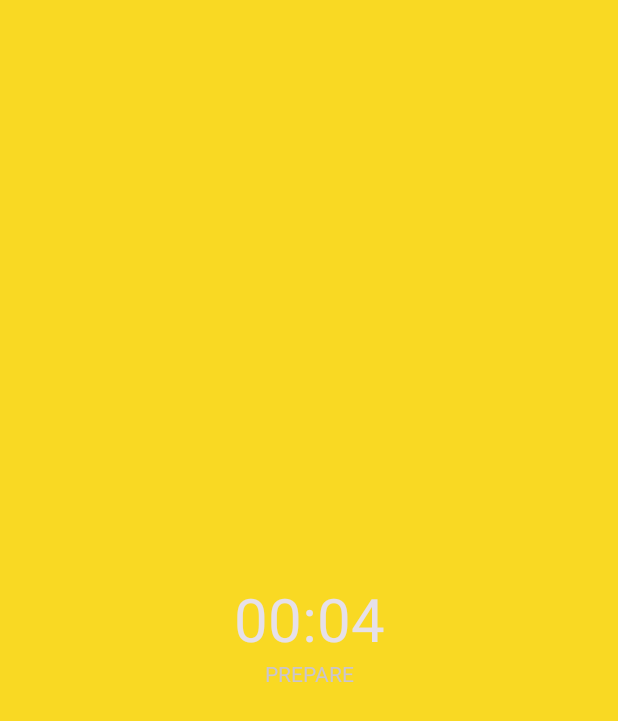
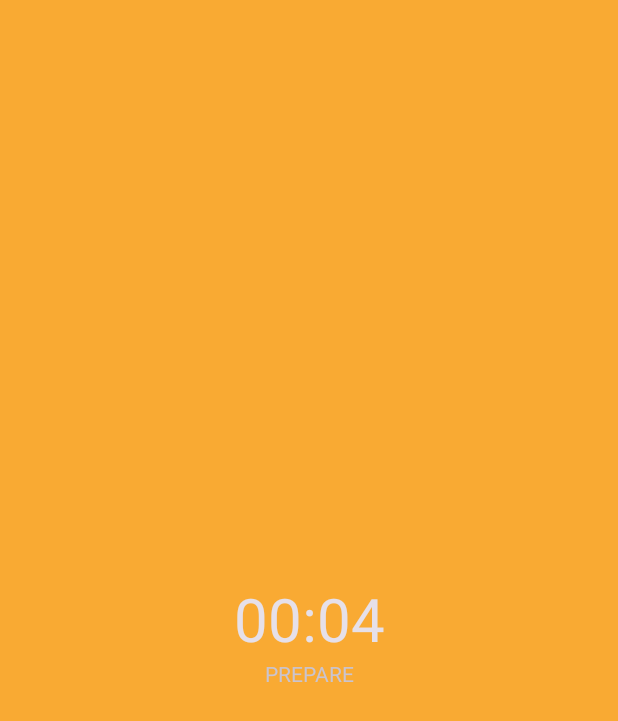
Before and after one commit to lucianosantosdev/IntervalTimer, an Android app: the fragment TimerRunningFragment placed in its activity, on a phone screen of 412 x 824 dp. Shown: the top 721 px of the screen. Run offline under Robolectric (Android 15) with nearby library versions, the phone set to English and light mode, and no system bars; plain views replace BoxInsetLayout; 2 statements that could not run were skipped.

Commit message:
Improve UI

```diff
--- a/wear/src/main/java/dev/lucianosantos/intervaltimer/SetupTimeRestFragment.kt
+++ b/wear/src/main/java/dev/lucianosantos/intervaltimer/SetupTimeRestFragment.kt
@@ -39,10 +39,6 @@
     override fun onViewCreated(view: View, savedInstanceState: Bundle?) {
         super.onViewCreated(view, savedInstanceState)
 
-        binding.backButton.setOnClickListener {
-            findNavController().navigateUp()
-        }
-
         binding.startButton.setOnClickListener {
             setupRestTime()
 
--- a/wear/src/main/java/dev/lucianosantos/intervaltimer/SetupTimeTrainFragment.kt
+++ b/wear/src/main/java/dev/lucianosantos/intervaltimer/SetupTimeTrainFragment.kt
@@ -38,9 +38,6 @@
     override fun onViewCreated(view: View, savedInstanceState: Bundle?) {
         super.onViewCreated(view, savedInstanceState)
 
-        binding.backButton.setOnClickListener {
-            findNavController().navigateUp()
-        }
         binding.nextButton.setOnClickListener {
             setupTrainTime()
             findNavController().navigate(R.id.action_setupTimeTrainFragment_to_setupTimeRestFragment)
--- a/wear/src/main/java/dev/lucianosantos/intervaltimer/TimerRunningFragment.kt
+++ b/wear/src/main/java/dev/lucianosantos/intervaltimer/TimerRunningFragment.kt
@@ -54,16 +54,16 @@
             setTextView(it.timerState)
 
             if (it.timerState == TimerState.FINISHED) {
-                binding.backButton.visibility = View.VISIBLE
+                binding.backToBeginButton.visibility = View.VISIBLE
                 binding.restartButton.visibility = View.VISIBLE
             } else if (it.timerState == TimerState.PREPARE) {
-                binding.backButton.visibility = View.INVISIBLE
+                binding.backToBeginButton.visibility = View.INVISIBLE
                 binding.restartButton.visibility = View.INVISIBLE
             }
         }
 
-        binding.backButton.setOnClickListener {
-            findNavController().navigateUp()
+        binding.backToBeginButton.setOnClickListener {
+            findNavController().navigate(R.id.action_timerRunningFragment_to_setupSectionsFragment)
         }
 
         binding.restartButton.setOnClickListener {
@@ -74,9 +74,9 @@
 
     private fun setBackgroundColor(state: TimerState) {
         val color = when(state) {
-            TimerState.PREPARE -> R.color.yellow
+            TimerState.PREPARE -> R.color.orange
             TimerState.TRAIN -> R.color.green
-            TimerState.REST -> R.color.red
+            TimerState.REST -> R.color.blue
             TimerState.FINISHED -> R.color.blue
         }
         binding.root.setBackgroundColor(ContextCompat.getColor(requireContext(), color))
--- /dev/null
+++ b/wear/src/main/res/drawable/ic_baseline_arrow_forward_24.xml
@@ -0,0 +1,5 @@
+<vector android:autoMirrored="true" android:height="24dp"
+    android:tint="#000000" android:viewportHeight="24"
+    android:viewportWidth="24" android:width="24dp" xmlns:android="http://schemas.android.com/apk/res/android">
+    <path android:fillColor="@android:color/white" android:pathData="M12,4l-1.41,1.41L16.17,11H4v2h12.17l-5.58,5.59L12,20l8,-8z"/>
+</vector>
--- /dev/null
+++ b/wear/src/main/res/drawable/ic_baseline_play_arrow_24.xml
@@ -0,0 +1,5 @@
+<vector android:height="24dp" android:tint="#000000"
+    android:viewportHeight="24" android:viewportWidth="24"
+    android:width="24dp" xmlns:android="http://schemas.android.com/apk/res/android">
+    <path android:fillColor="@android:color/white" android:pathData="M8,5v14l11,-7z"/>
+</vector>
--- /dev/null
+++ b/wear/src/main/res/drawable/ic_baseline_refresh_24.xml
@@ -0,0 +1,5 @@
+<vector android:height="24dp" android:tint="#000000"
+    android:viewportHeight="24" android:viewportWidth="24"
+    android:width="24dp" xmlns:android="http://schemas.android.com/apk/res/android">
+    <path android:fillColor="@android:color/white" android:pathData="M17.65,6.35C16.2,4.9 14.21,4 12,4c-4.42,0 -7.99,3.58 -7.99,8s3.57,8 7.99,8c3.73,0 6.84,-2.55 7.73,-6h-2.08c-0.82,2.33 -3.04,4 -5.65,4 -3.31,0 -6,-2.69 -6,-6s2.69,-6 6,-6c1.66,0 3.14,0.69 4.22,1.78L13,11h7V4l-2.35,2.35z"/>
+</vector>
--- /dev/null
+++ b/wear/src/main/res/drawable/ic_baseline_stop_24.xml
@@ -0,0 +1,5 @@
+<vector android:height="24dp" android:tint="#000000"
+    android:viewportHeight="24" android:viewportWidth="24"
+    android:width="24dp" xmlns:android="http://schemas.android.com/apk/res/android">
+    <path android:fillColor="@android:color/white" android:pathData="M6,6h12v12H6z"/>
+</vector>
--- a/wear/src/main/res/layout/fragment_timer_running.xml
+++ b/wear/src/main/res/layout/fragment_timer_running.xml
@@ -26,27 +26,23 @@
         app:layout_constraintStart_toStartOf="parent"
         app:layout_constraintTop_toBottomOf="@+id/timerTextView" />
 
-    <LinearLayout
-        android:layout_width="wrap_content"
-        android:layout_height="wrap_content"
-        android:layout_marginBottom="16dp"
+    <com.google.android.material.button.MaterialButton
+        android:id="@+id/backToBeginButton"
+        style="@style/FAB"
+        android:layout_marginStart="32dp"
+        app:icon="@drawable/ic_baseline_stop_24"
+        app:layout_constraintBottom_toBottomOf="parent"
+        app:layout_constraintEnd_toStartOf="@+id/restartButton"
+        android:visibility="invisible"
+        app:layout_constraintStart_toStartOf="parent" />
+
+    <com.google.android.material.button.MaterialButton
+        android:id="@+id/restartButton"
+        style="@style/FAB"
+        android:layout_marginEnd="32dp"
+        app:icon="@drawable/ic_baseline_refresh_24"
         app:layout_constraintBottom_toBottomOf="parent"
         app:layout_constraintEnd_toEndOf="parent"
-        app:layout_constraintStart_toStartOf="parent"
-        >
-        <com.google.android.material.button.MaterialButton
-            android:id="@+id/backButton"
-            style="@style/ButtonStyle"
-            android:text="@string/back_button_text"
-            android:layout_width="wrap_content"
-            android:layout_height="wrap_content"
-            android:visibility="invisible"/>
-        <com.google.android.material.button.MaterialButton
-            android:id="@+id/restartButton"
-            style="@style/ButtonStyle"
-            android:text="@string/restart_button_text"
-            android:layout_width="wrap_content"
-            android:layout_height="wrap_content"
-            android:visibility="invisible"/>
-    </LinearLayout>
+        android:visibility="invisible"
+        app:layout_constraintStart_toEndOf="@+id/backToBeginButton" />
 </androidx.constraintlayout.widget.ConstraintLayout>
--- a/wear/src/main/res/navigation/nav_graph.xml
+++ b/wear/src/main/res/navigation/nav_graph.xml
@@ -44,5 +44,10 @@
         <argument
             android:name="restTime"
             app:argType="long" />
+        <action
+            android:id="@+id/action_timerRunningFragment_to_setupSectionsFragment"
+            app:destination="@id/setupSectionsFragment"
+            app:popUpTo="@id/setupSectionsFragment"
+            app:popUpToInclusive="true" />
     </fragment>
 </navigation>
--- a/wear/src/main/res/values/color.xml
+++ b/wear/src/main/res/values/color.xml
@@ -10,7 +10,7 @@
     <color name="black">#FF000000</color>
     <color name="white">#FFFFFFFF</color>
 
-    <color name="primaryColor">#EB5353</color>
+    <color name="orange">#F9AA33</color>
     <color name="red">#EB5353</color>
     <color name="yellow">#F9D923</color>
     <color name="green">#36AE7C</color>
@@ -20,5 +20,5 @@
     <color name="np_textColor">@android:color/transparent</color>
     <color name="np_textColorOnFocus">@android:color/white</color>
     <color name="np_selectedTextColor">@android:color/white</color>
-    <color name="np_selectedTextColorOnFocus">@color/primaryColor</color>
+    <color name="np_selectedTextColorOnFocus">@color/secondary_800</color>
 </resources>
--- a/wear/src/main/res/values/styles.xml
+++ b/wear/src/main/res/values/styles.xml
@@ -17,7 +17,7 @@
 
     <style name="NumberPickerTimerDividerStyle" parent="Theme.AppCompat.Light">
         <item name="android:textColor">@android:color/white</item>
-        <item name="android:textSize">20sp</item>
+        <item name="android:textSize">40sp</item>
         <item name="android:text">:</item>
     </style>
 
@@ -31,6 +31,8 @@
         <item name="np_selectedTextAlign">selectedTextAlignCenter</item>
         <item name="np_textAlign">textAlignCenter</item>
         <item name="np_fadingEdgeEnabled">true</item>
+        <item name="np_textSize">40sp</item>
+        <item name="np_selectedTextSize">40sp</item>
     </style>
 
     <style name="ButtonStyle" parent="Theme.AppCompat.Light">
@@ -40,4 +42,12 @@
     <style name="TimerTextAppearance" parent="TextAppearance.Material3.TitleLarge" >
         <item name="android:textSize">40sp</item>
     </style>
+
+    <style name="FAB" parent="@style/Widget.MaterialComponents.ExtendedFloatingActionButton">
+        <item name="iconGravity">textTop</item>
+        <item name="cornerRadius">24dp</item>
+        <item name="android:layout_width">48dp</item>
+        <item name="android:layout_height">48dp</item>
+        <item name="android:layout_marginBottom">16dp</item>
+    </style>
 </resources>
```
Also changed, not shown: wear/src/main/res/layout/fragment_setup_sections.xml (+4 -8 lines), wear/src/main/res/layout/fragment_setup_time_rest.xml (+5 -19 lines), wear/src/main/res/layout/fragment_setup_time_train.xml (+5 -19 lines), wear/src/main/res/values/strings.xml (+8 -4 lines).
